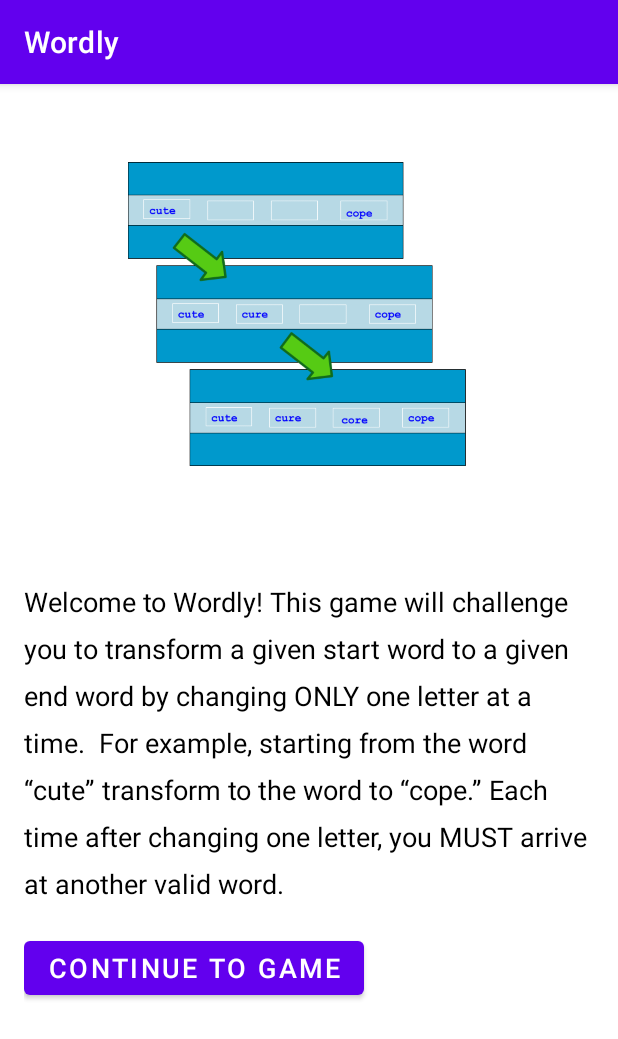
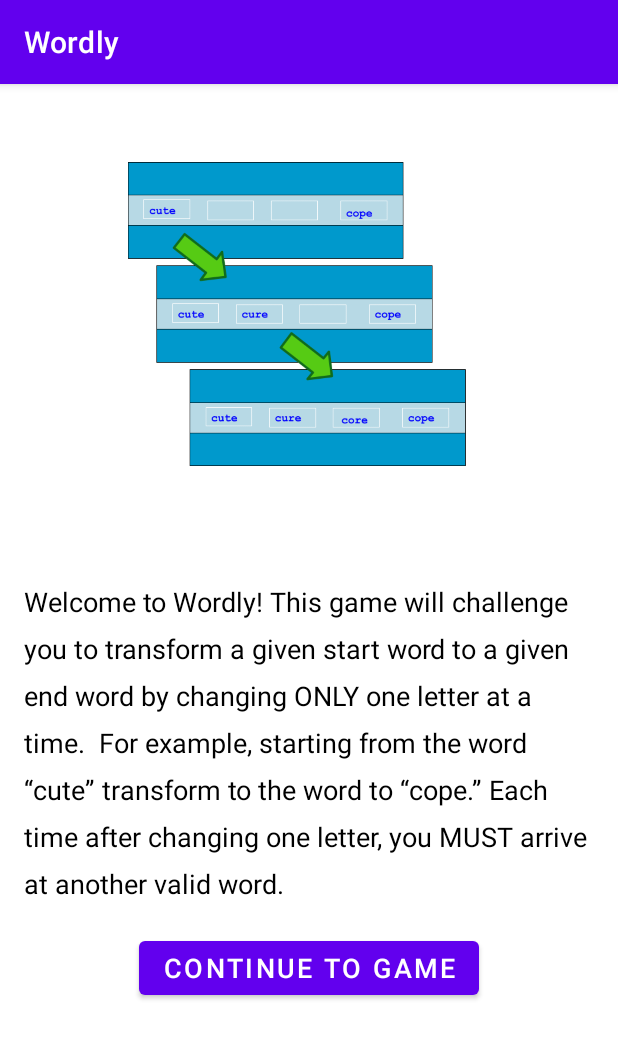
Before and after one commit to livlyoung/Wordly, an Android app: the screen it shows after launch (InstructionsPage), on a phone screen of 412 x 824 dp. Shown: the top 1039 px of the screen. Run offline under Robolectric (Android 15) with nearby library versions, the phone set to English and light mode, and no system bars; 1 statement that could not run was skipped.

Commit message:
i centered the button on my instructions page for you Prof. Novak, I hope youre very happy with this. You better give me an A+++++

```diff
--- a/app/src/main/res/layout/activity_instructions_page.xml
+++ b/app/src/main/res/layout/activity_instructions_page.xml
@@ -39,7 +39,8 @@
             android:textColor="@android:color/white"
             android:paddingStart="16dp"
             android:paddingEnd="16dp"
-            android:textSize="18sp"/>
+            android:textSize="18sp"
+            android:layout_gravity="center_horizontal"/>
 
     </LinearLayout>
 </ScrollView>
```
